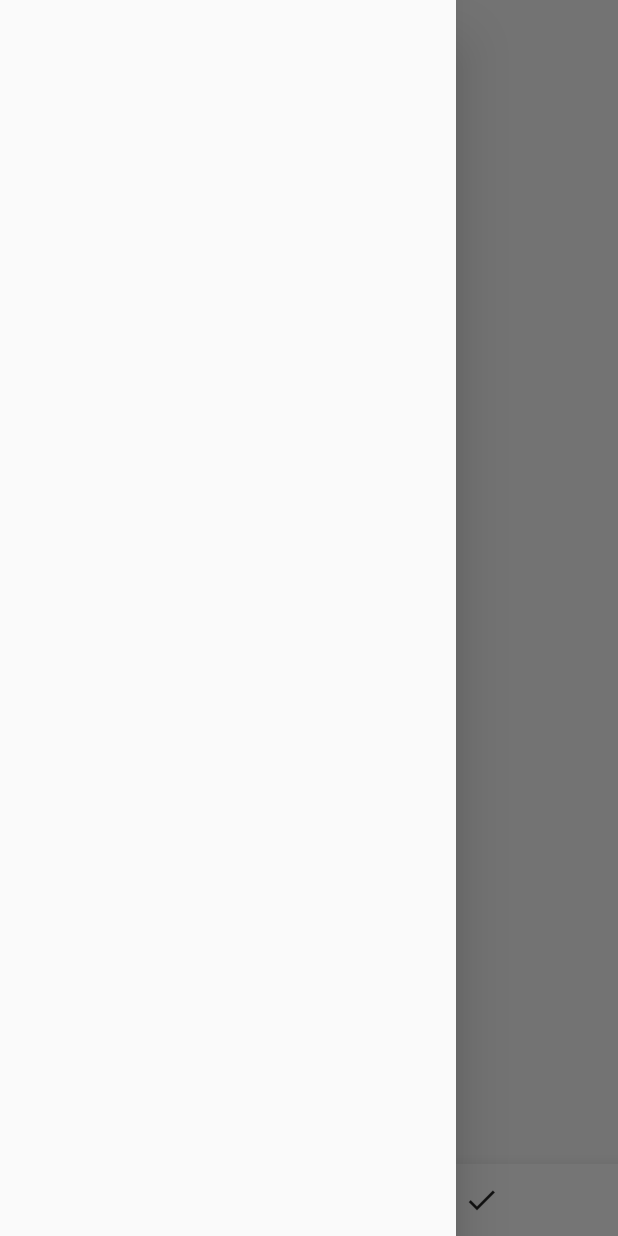
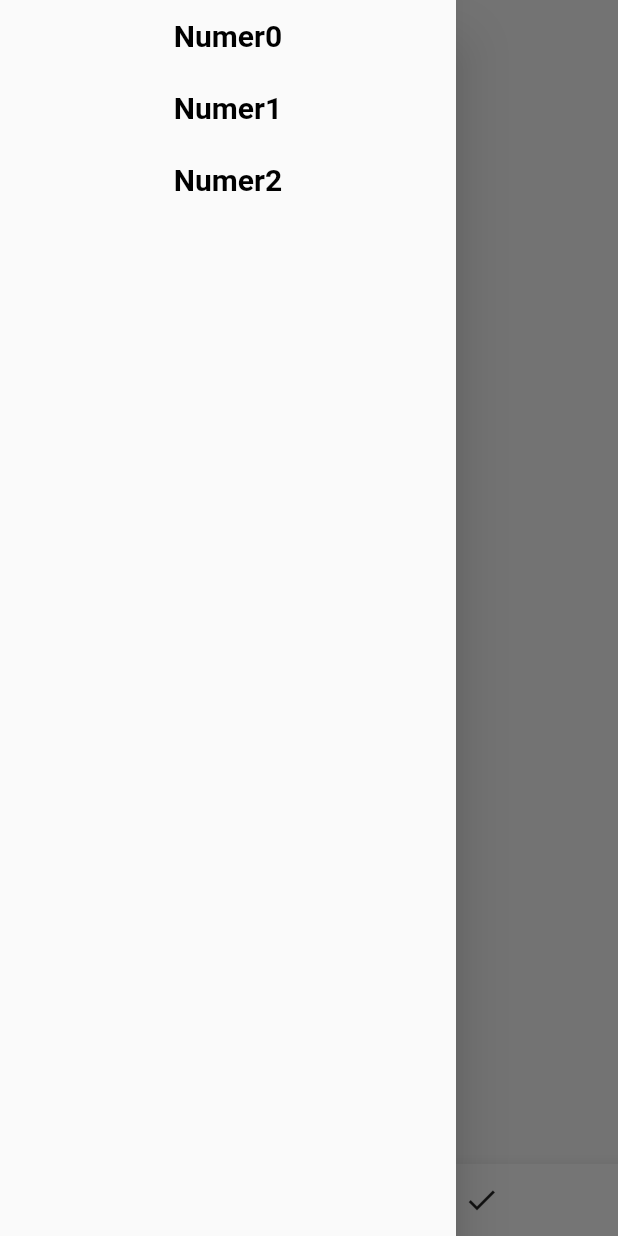
Before and after one commit to MarasDriver/Launcher, a Flutter app: the screen it shows after launch, with the side drawer open, on a phone screen of 412 x 824 dp. Run offline on Flutter 3.47's test engine with Material 2 defaults, Android fonts, the phone set to English and light mode, and no system bars; our stand-ins replace flutter_tabler_icons, math_expressions.

Commit message:
launcher, 3 screeny

```diff
--- a/lib/home.dart
+++ b/lib/home.dart
@@ -22,8 +22,48 @@ class _HomeState extends State<Home> {
 
   @override
   Widget build(BuildContext context) {
-    return Scaffold(
-      drawer: Drawer(),
+    return SafeArea(
+      child: Scaffold(
+        drawer: Drawer(
+          child: Column(children: [
+            TextButton(
+                child: MyTextWidget(
+                  size: 20.0,
+                  color: Colors.black,
+                  text: "Numer0",
+                ),
+                onPressed: () {
+                  setState(() {
+                    index = 0;
+                    Navigator.of(context).pop();
+                  });
+                }),
+            TextButton(
+                child: MyTextWidget(
+                  size: 20.0,
+                  color: Colors.black,
+                  text: "Numer1",
+                ),
+                onPressed: () {
+                  setState(() {
+                    index = 1;
+                    Navigator.of(context).pop();
+                  });
+                }),
+            TextButton(
+                child: MyTextWidget(
+                  size: 20.0,
+                  color: Colors.black,
+                  text: "Numer2",
+                ),
+                onPressed: () {
+                  setState(() {
+                    index = 2;
+                    Navigator.of(context).pop();
+                  });
+                })
+          ]),
+        ),
         appBar: AppBar(
           iconTheme: IconThemeData(
             color: Colors.black,
@@ -38,7 +78,8 @@ class _HomeState extends State<Home> {
           centerTitle: true,
         ),
         bottomNavigationBar: BottomAppBar(
-        child: Row(mainAxisAlignment: MainAxisAlignment.spaceEvenly, children: [
+          child:
+              Row(mainAxisAlignment: MainAxisAlignment.spaceEvenly, children: [
             IconButton(
                 onPressed: () {
                   setState(() {
@@ -63,6 +104,7 @@ class _HomeState extends State<Home> {
           ]),
         ),
         body: screens[index],
+      ),
     );
   }
 }
--- a/lib/screens/screen1_home.dart
+++ b/lib/screens/screen1_home.dart
@@ -1,10 +1,68 @@
+import 'dart:math';
+
 import 'package:flutter/material.dart';
+import 'package:launcher/widgets/text_widget.dart';
 
-class ScreenHome extends StatelessWidget {
-  const ScreenHome({Key? key}) : super(key: key);
+class ScreenHome extends StatefulWidget {
+  ScreenHome({Key? key}) : super(key: key);
 
   @override
+  State<ScreenHome> createState() => _ScreenHomeState();
+}
+
+class _ScreenHomeState extends State<ScreenHome> {
+  var width = Random().nextInt(100);
+  var height = Random().nextInt(100);
+  int index = 0;
+  List<Color> kolorki = [
+    Colors.black,
+    Colors.green,
+    Colors.pink,
+    Colors.blue,
+    Colors.cyan,
+    Colors.pink.shade400,
+    Colors.grey.shade700,
+  ];
+  @override
   Widget build(BuildContext context) {
-    return Scaffold();
+    return Scaffold(
+      body: Column(mainAxisAlignment: MainAxisAlignment.center,
+          // crossAxisAlignment: CrossAxisAlignment.center,
+          children: [
+            Expanded(
+              child: Center(
+                child: Container(
+                  alignment: Alignment.center,
+                  width: width.toDouble(),
+                  height: height.toDouble(),
+                  color: kolorki[index],
+                ),
+              ),
+            ),
+            Expanded(
+              child: Padding(
+                padding: const EdgeInsets.only(top: 250.0),
+                child: Center(
+                  child: MaterialButton(
+                    color: Colors.blue[400],
+                    shape: StadiumBorder(),
+                    onPressed: () {
+                      setState(() {
+                        width = Random().nextInt(100);
+                        height = Random().nextInt(100);
+                        index = Random().nextInt(kolorki.length - 1);
+                      });
+                    },
+                    child: MyTextWidget(
+                      color: Colors.pink,
+                      size: 40.0,
+                      text: "Don't",
+                    ),
+                  ),
+                ),
+              ),
+            )
+          ]),
+    );
   }
 }
```
Lines whose indentation alone changed are shown as unchanged.
